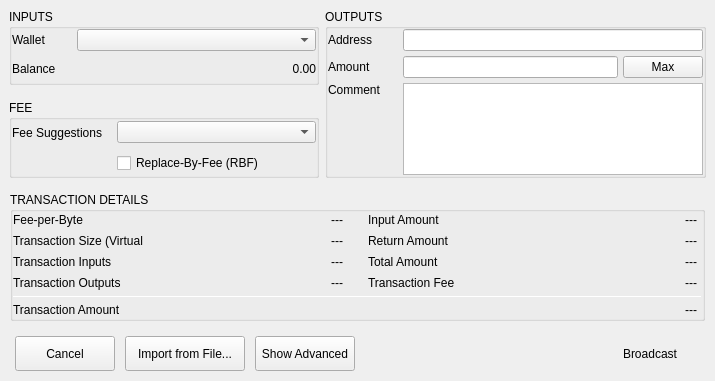
Old version of the form BlockSettleUILib/CreateTransactionDialogSimple.ui in the repository BlockSettle/terminal.
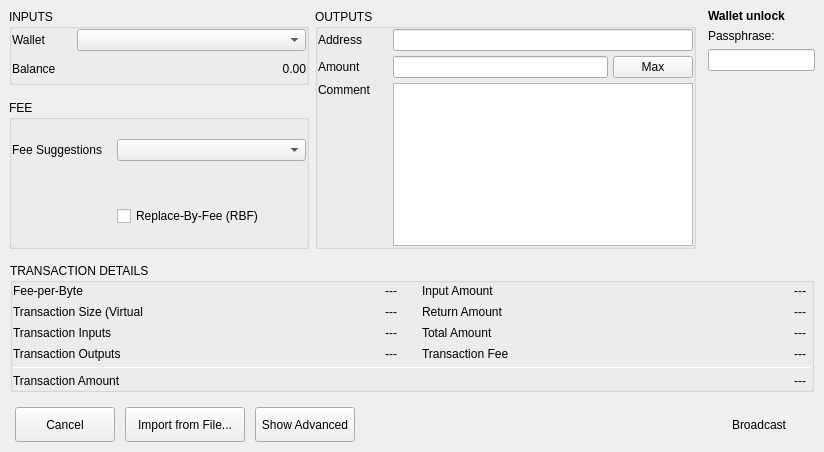
New version of the form.

Commit message: [LEV-2349] Basic wallet/TX functionality

Patch:
```diff
--- a/BlockSettleUILib/CreateTransactionDialogSimple.ui
+++ b/BlockSettleUILib/CreateTransactionDialogSimple.ui
@@ -16,8 +16,8 @@
    <rect>
     <x>0</x>
     <y>0</y>
-    <width>715</width>
-    <height>381</height>
+    <width>824</width>
+    <height>452</height>
    </rect>
   </property>
   <property name="windowTitle">
@@ -798,6 +798,78 @@
         </layout>
        </widget>
       </item>
+      <item>
+       <layout class="QFormLayout" name="formLayout">
+        <item row="0" column="0">
+         <widget class="QFrame" name="frame_2">
+          <property name="frameShape">
+           <enum>QFrame::StyledPanel</enum>
+          </property>
+          <property name="frameShadow">
+           <enum>QFrame::Raised</enum>
+          </property>
+         </widget>
+        </item>
+        <item row="0" column="1">
+         <widget class="QLabel" name="label_4">
+          <property name="font">
+           <font>
+            <weight>75</weight>
+            <bold>true</bold>
+           </font>
+          </property>
+          <property name="text">
+           <string>Wallet unlock</string>
+          </property>
+         </widget>
+        </item>
+        <item row="1" column="1">
+         <widget class="QLabel" name="label_11">
+          <property name="sizePolicy">
+           <sizepolicy hsizetype="Preferred" vsizetype="Fixed">
+            <horstretch>0</horstretch>
+            <verstretch>0</verstretch>
+           </sizepolicy>
+          </property>
+          <property name="text">
+           <string>Passphrase:</string>
+          </property>
+         </widget>
+        </item>
+        <item row="2" column="1">
+         <widget class="QLineEdit" name="lineEditPassphrase">
+          <property name="sizePolicy">
+           <sizepolicy hsizetype="Expanding" vsizetype="Fixed">
+            <horstretch>0</horstretch>
+            <verstretch>0</verstretch>
+           </sizepolicy>
+          </property>
+          <property name="echoMode">
+           <enum>QLineEdit::Password</enum>
+          </property>
+         </widget>
+        </item>
+        <item row="3" column="1">
+         <widget class="QLabel" name="labelPassphraseHint">
+          <property name="autoFillBackground">
+           <bool>false</bool>
+          </property>
+          <property name="text">
+           <string/>
+          </property>
+          <property name="textFormat">
+           <enum>Qt::PlainText</enum>
+          </property>
+          <property name="alignment">
+           <set>Qt::AlignLeading|Qt::AlignLeft|Qt::AlignTop</set>
+          </property>
+          <property name="wordWrap">
+           <bool>true</bool>
+          </property>
+         </widget>
+        </item>
+       </layout>
+      </item>
      </layout>
     </widget>
    </item>
```
Left out of the diff: 10 changed lines with no effect on the pictures. The commit also changes 122 other files.
